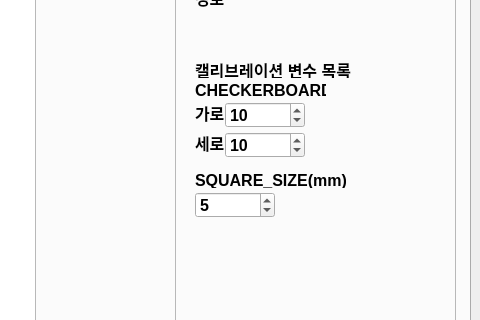
Qt form codes/window.ui (Songsungsang/Cali_Solvepnp_Program) before a commit; both pictures show x 626 to 1106 and y 148 to 468 of the 1106 by 690 pixel window.
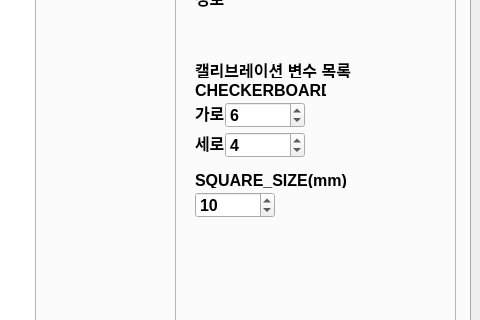
The same form after that commit.

The edit to the form file:
```diff
--- a/codes/window.ui
+++ b/codes/window.ui
@@ -159,7 +159,7 @@
             </rect>
            </property>
            <property name="value">
-            <number>10</number>
+            <number>6</number>
            </property>
           </widget>
           <widget class="QSpinBox" name="board_height">
@@ -172,7 +172,7 @@
             </rect>
            </property>
            <property name="value">
-            <number>10</number>
+            <number>4</number>
            </property>
           </widget>
          </widget>
@@ -208,7 +208,7 @@
             </rect>
            </property>
            <property name="value">
-            <number>5</number>
+            <number>10</number>
            </property>
           </widget>
          </widget>
```
